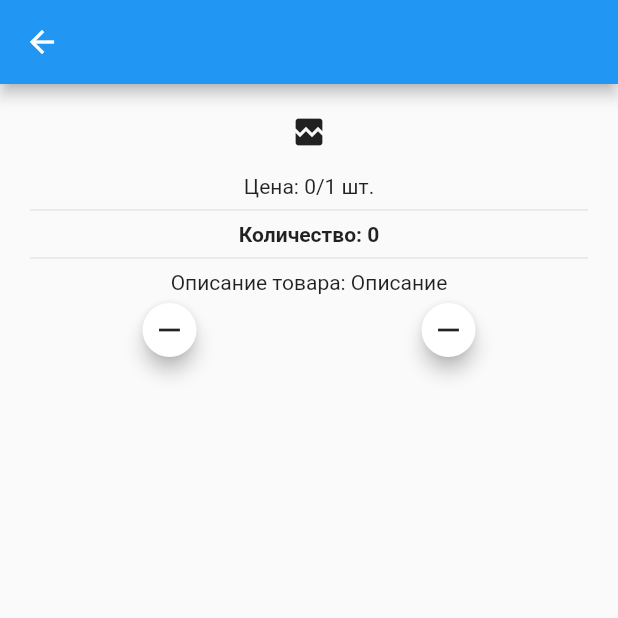
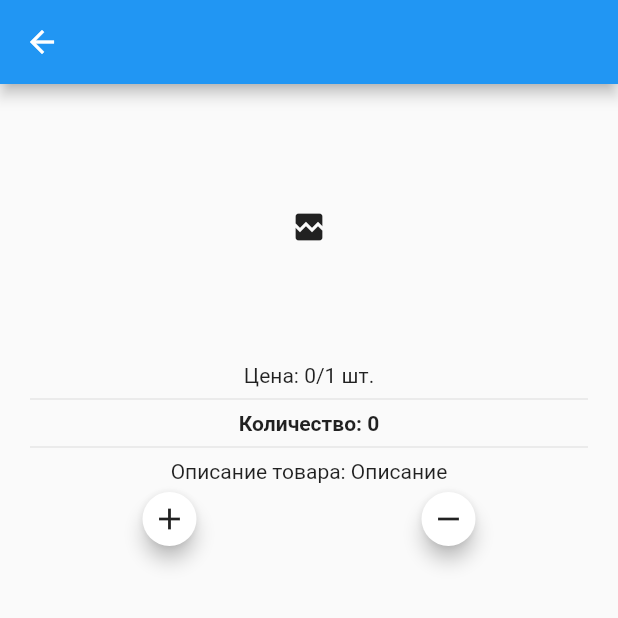
Before and after one commit to demkogit/bb, a Flutter app: the ProductPage screen opened directly with empty values, on a phone screen of 412 x 824 dp, the top half of it. Run offline on Flutter 3.47's test engine with Material 2 defaults, Android fonts, the phone set to English and light mode, and no system bars; drawn by our look-alikes of cached_network_image; our stand-ins replace device_info, flutter_spinkit, rxdart, shared_preferences, sqflite; accounts and stored records are empty; network calls fail.

Commit message:
added image

```diff
--- a/lib/pages/ProductPage.dart
+++ b/lib/pages/ProductPage.dart
@@ -22,24 +22,18 @@ class ProductPage extends StatelessWidget {
           mainAxisAlignment: MainAxisAlignment.start,
           crossAxisAlignment: CrossAxisAlignment.center,
           children: <Widget>[
+            _sizedContainer(
               CachedNetworkImage(
                 imageUrl: _productItem.imageURL,
-                imageBuilder: (context, imageProvider) => Container(
-                  decoration: BoxDecoration(
-                    image: DecorationImage(
-                      image: imageProvider,
-                      fit: BoxFit.cover,
-                      colorFilter: ColorFilter.mode(
-                        Colors.red,
-                        BlendMode.colorBurn,
-                      ),
-                    ),
-                  ),
+                progressIndicatorBuilder: (context, url, progress) =>
+                    CircularProgressIndicator(
+                  value: progress.progress,
                 ),
                 placeholder: (context, url) =>
                     const CircularProgressIndicator(),
                 errorWidget: (context, url, error) =>
                     const Icon(Icons.broken_image),
+              ),
             ),
             Text(
               '${_productItem.name}',
@@ -77,7 +71,7 @@ class ProductPage extends StatelessWidget {
                   splashColor: Colors.green,
                   color: Colors.white,
                   shape: CircleBorder(),
-                    child: Icon(Icons.remove),
+                  child: Icon(Icons.add),
                   onPressed: () {
                     cartBloc.addtition.add(_productItem);
                     //pc.decrease(_product);
@@ -94,11 +88,21 @@ class ProductPage extends StatelessWidget {
                       cartBloc.deletion.add(_productItem);
                       //pc.decrease(_product);
                     },
-                  )),
+                  ),
+                ),
               ],
             )
           ],
         ),
-        ));
+      ),
+    );
+  }
+
+  _sizedContainer(Widget child) {
+    return SizedBox(
+      width: 300.0,
+      height: 150.0,
+      child: Center(child: child),
+    );
   }
 }
```
Lines whose indentation alone changed are shown as unchanged.
